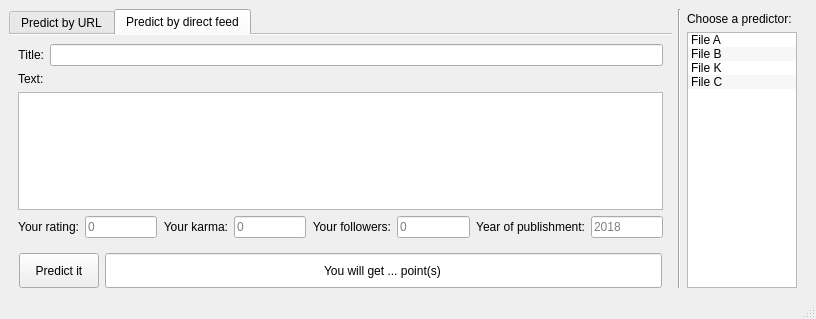
Before: the Qt Designer form src/habrating/mainwindow.ui in mmmm1998/---, drawn with Qt 5.
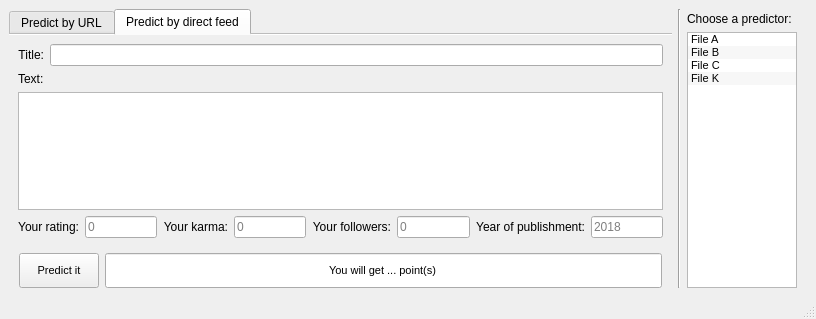
After: the same form once the commit is applied. The open tabs and pages were chosen to show the change.

Commit message: Unified font sizes in GUI

The edit to the form file:
```diff
--- a/src/habrating/mainwindow.ui
+++ b/src/habrating/mainwindow.ui
@@ -346,7 +346,7 @@
           </property>
           <property name="font">
            <font>
-            <pointsize>9</pointsize>
+            <pointsize>8</pointsize>
            </font>
           </property>
           <property name="text">
@@ -376,7 +376,7 @@
           </property>
           <property name="font">
            <font>
-            <pointsize>9</pointsize>
+            <pointsize>8</pointsize>
            </font>
           </property>
           <property name="text">
@@ -450,7 +450,7 @@
         </property>
         <property name="font">
          <font>
-          <pointsize>9</pointsize>
+          <pointsize>8</pointsize>
          </font>
         </property>
         <property name="alternatingRowColors">
@@ -493,16 +493,16 @@
           <string>File B</string>
          </property>
         </item>
-        <item>
-         <property name="text">
-          <string>File K</string>
-         </property>
-        </item>
         <item>
          <property name="text">
           <string>File C</string>
          </property>
         </item>
+        <item>
+         <property name="text">
+          <string>File K</string>
+         </property>
+        </item>
        </widget>
       </item>
      </layout>
```
Left out of the diff: 6 changed lines with no effect on the pictures.
